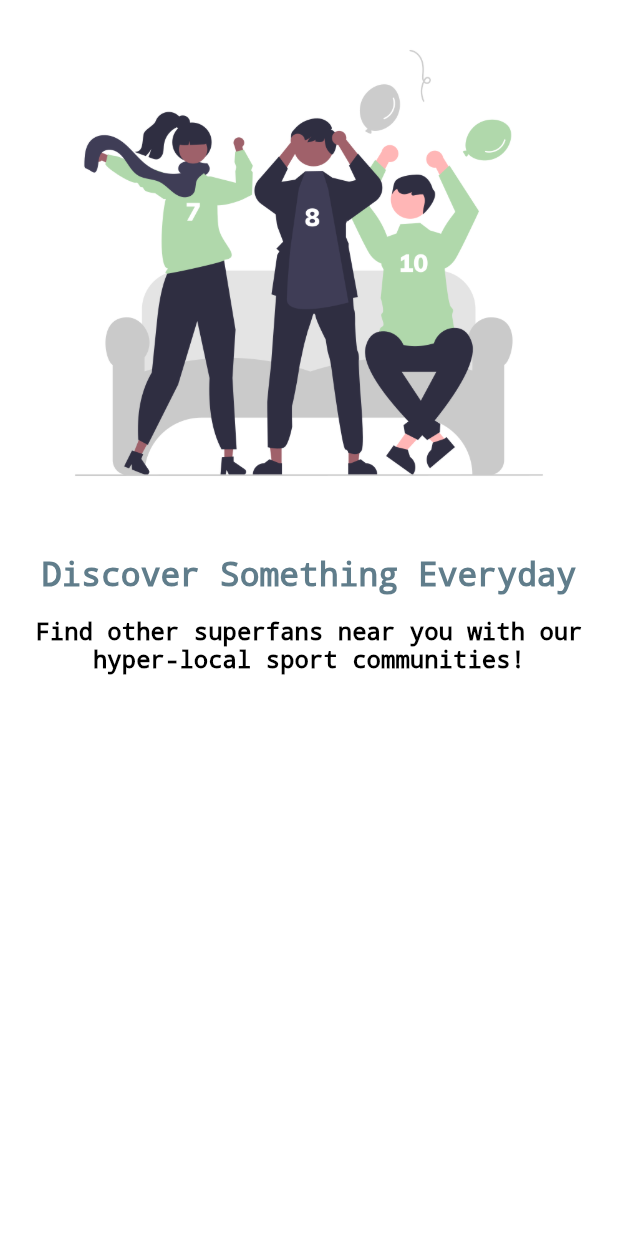
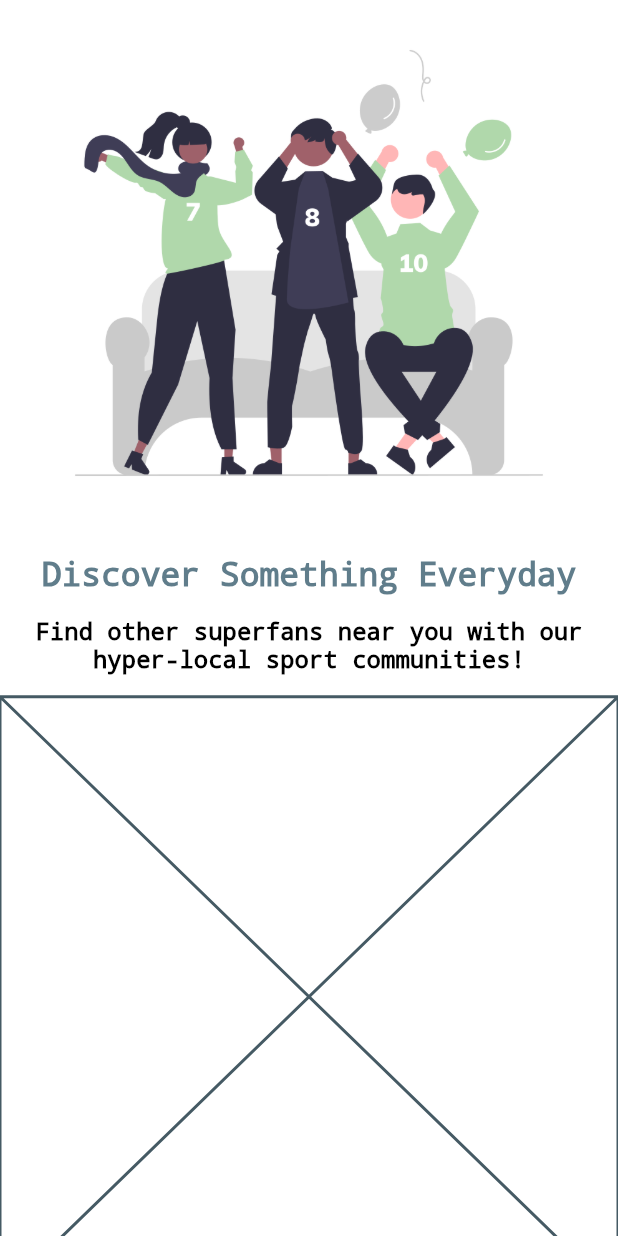
Before and after one commit to Obehi234/onboarding_app, a Flutter app: the screen it shows after launch, on a phone screen of 412 x 824 dp. Run offline on Flutter 3.47's test engine with Material 3 defaults, Android fonts, the phone set to English and light mode, and no system bars.

```diff
--- a/lib/home_page.dart
+++ b/lib/home_page.dart
@@ -1,4 +1,5 @@
 import 'package:flutter/material.dart';
+import 'package:onboarding_app/page_indicator.dart';
 
 class MyHomePage extends StatefulWidget {
   const MyHomePage({super.key, required this.title});
@@ -50,6 +51,7 @@ class _MyHomePageState extends State<MyHomePage> {
                   textAlign: TextAlign.center,
                 ),
               ),
+              PageIndicatorDemo(),
             ]),
           ),
         ));
--- /dev/null
+++ b/lib/page_indicator.dart
@@ -0,0 +1,15 @@
+import 'package:flutter/material.dart';
+
+class PageIndicatorDemo extends StatefulWidget {
+  const PageIndicatorDemo({super.key});
+
+  @override
+  State<PageIndicatorDemo> createState() => _PageIndicatorDemoState();
+}
+
+class _PageIndicatorDemoState extends State<PageIndicatorDemo> {
+  @override
+  Widget build(BuildContext context) {
+    return const Placeholder();
+  }
+}
```
